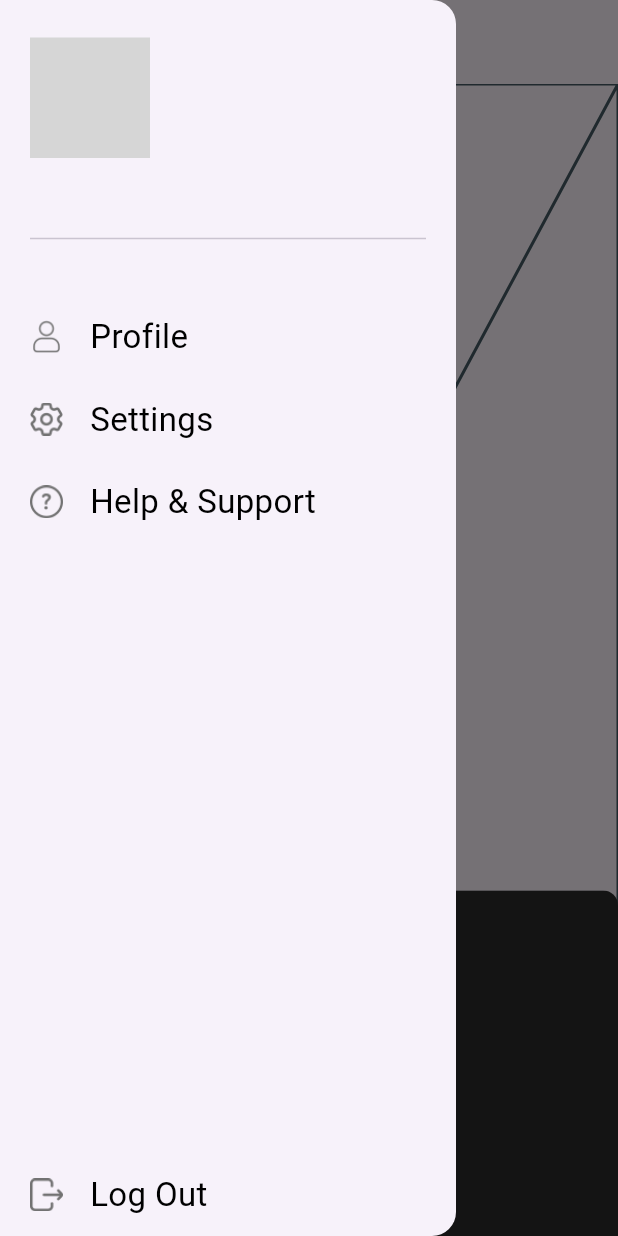
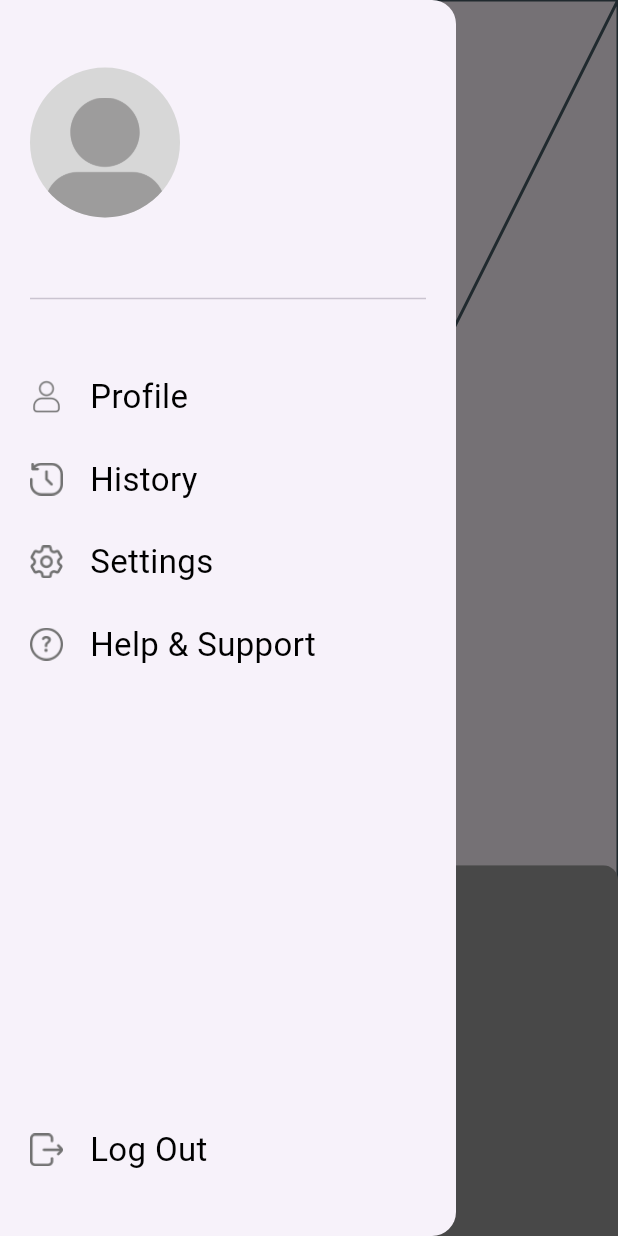
Before and after one commit to Anas-Ayoub/pTaxi-Front, a Flutter app: the MainScreen screen opened by its route, with the side drawer open, on a phone screen of 412 x 824 dp. Run offline on Flutter 3.47's test engine with Material 3 defaults, Android fonts, the phone set to English and light mode, and no system bars; drawn by our look-alikes of flutter_profile_picture; our stand-ins replace cloud_firestore, firebase_auth, firebase_core, flutter_localization, flutter_spinkit, go_router and 6 more; missing offline and left inert: linear_timer; accounts and stored records are empty; generated files the repository leaves out were written again; Roboto replaces fonts that are missing (Ubuntu); grey boxes are pictures that could not be loaded.

Commit message:
adding more screens

```diff
--- a/lib/main.dart
+++ b/lib/main.dart
@@ -15,10 +15,11 @@ import 'package:taxi_app/screens/history_screen.dart';
 import 'package:taxi_app/screens/intro_language_screen.dart';
 import 'package:taxi_app/screens/main_screen.dart';
 import 'package:taxi_app/screens/passenger_additional_information.dart';
-import 'package:taxi_app/splashScreen/splash_screen.dart';
+import 'package:taxi_app/screens/profile_screen.dart';
+import 'package:taxi_app/screens/settings_screen.dart';
+import 'package:taxi_app/screens/splash_screen.dart';
 import 'package:taxi_app/screens/otp_screen.dart';
 import 'package:firebase_core/firebase_core.dart';
-import 'package:taxi_app/widgets/test.dart';
 import 'firebase_options.dart';
 import 'package:flutter_gen/gen_l10n/app_localizations.dart';
 
@@ -154,7 +155,7 @@ final GoRouter _router = GoRouter(
       name: RouteNames.profile,
       path: RouteNames.profile,
       pageBuilder: (context, state) {
-        return buildCustomTransitionPage(RideRequestsPage(), state);
+        return buildCustomTransitionPage(ProfileScreen(), state);
       },
       // builder: (BuildContext context, GoRouterState state) {
       //   return RideRequestsPage();
@@ -209,6 +210,13 @@ final GoRouter _router = GoRouter(
       name: RouteNames.history,
       builder: (BuildContext context, GoRouterState state) {
         return const HistoryScreen();
+      },
+    ),
+        GoRoute(
+      path: RouteNames.settings,
+      name: RouteNames.settings,
+      builder: (BuildContext context, GoRouterState state) {
+        return const SettingsScreen();
       },
     ),
   ],
--- a/lib/route_names.dart
+++ b/lib/route_names.dart
@@ -10,6 +10,7 @@ class RouteNames {
   static const helpScreen = '/helpScreen';
   static const helpForm = '/helpForm';
   static const history = '/history';
+  static const settings = '/settings';
 
   static List<String> noLoginScreens = [otp, introLanguage, passengerAdditionalInfo, helpScreen, helpForm];
 }
--- a/lib/screens/help_screen.dart
+++ b/lib/screens/help_screen.dart
@@ -12,9 +12,9 @@ class HelpScreen extends StatelessWidget {
   @override
   Widget build(BuildContext context) {
     return Container(
-      decoration: getBackgroundDecoration(),
+      // decoration: getBackgroundDecoration(),
       child: Scaffold(
-        backgroundColor: Colors.transparent,
+        backgroundColor: Colors.white,
         appBar: AppBar(
           backgroundColor: Colors.transparent,
           title: Text(
--- a/lib/screens/home_screen.dart
+++ b/lib/screens/home_screen.dart
@@ -2,19 +2,42 @@ import 'package:flutter/material.dart';
 import 'package:taxi_app/screens/map_provider.dart';
 import 'package:taxi_app/widgets/bottom_sheet.dart';
 
-class HomeScreen extends StatelessWidget {
+class HomeScreen extends StatefulWidget {
   const HomeScreen({
     Key? key,
   }) : super(key: key);
 
   @override
+  State<HomeScreen> createState() => _HomeScreenState();
+}
+
+class _HomeScreenState extends State<HomeScreen> {
+  Widget sheetContent = DraggableBottomSheet(content: Column(),);
+
+  @override
   Widget build(BuildContext context) {
     return Scaffold(
-      body: Stack(
-        children: [
-          MapProvider(),
-          const DraggableBottomSheet(),
-        ],
+      body: SafeArea(
+        child: Stack(
+          children: [
+            // TextButton(
+            //   onPressed: () {
+            //     setState(
+            //       () {
+            //         sheetContent = DraggableBottomSheet(
+            //           maxHeight: 0.5,
+            //         );
+            //       },
+            //     );
+            //   },
+            //   child: Center(
+            //     child: Text("child"),
+            //   ),
+            // ),
+            MapProvider(),
+            sheetContent,
+          ],
+        ),
       ),
     );
   }
--- a/lib/screens/main_screen.dart
+++ b/lib/screens/main_screen.dart
@@ -2,12 +2,13 @@ import 'dart:developer';
 
 import 'package:firebase_auth/firebase_auth.dart';
 import 'package:flutter/material.dart';
-import 'package:flutter_profile_picture/flutter_profile_picture.dart';
 import 'package:go_router/go_router.dart';
 import 'package:taxi_app/constant/const.dart';
 import 'package:taxi_app/screens/home_screen.dart';
 import 'package:taxi_app/route_names.dart';
+import 'package:taxi_app/services/authentication_service.dart';
 import 'package:taxi_app/widgets/drawer_button.dart';
+import 'package:taxi_app/widgets/profile_container.dart';
 
 class MainScreen extends StatefulWidget {
   const MainScreen({super.key});
@@ -18,6 +19,8 @@ class MainScreen extends StatefulWidget {
 
 class _MainScreenState extends State<MainScreen>
     with SingleTickerProviderStateMixin {
+  final GlobalKey<ScaffoldState> _scaffoldKey = GlobalKey<ScaffoldState>();
+
   late TabController _tabController;
   int currentTabBarIndex = 0;
 
@@ -27,12 +30,16 @@ class _MainScreenState extends State<MainScreen>
     super.initState();
     if (user != null) {
       print("=== TOKEN ===");
-      user!.getIdToken(true).then((value) {
-        print("========");
-        log("\n\n${value}\n\n");
-        print("====UID====");
-        log("\n\n${user!.uid}\n\n");
-      });
+      user!.getIdToken(true).then(
+        (value) {
+          print("========");
+          log("\n\n${value}\n\n");
+          print("====UID====");
+          log("\n\n${user!.uid}\n\n");
+        },
+      );
+    } else {
+      AuthService().signOutGoogle();
     }
     _tabController = TabController(length: 4, vsync: this);
   }
@@ -47,29 +54,25 @@ class _MainScreenState extends State<MainScreen>
   Widget build(BuildContext context) {
     User? user = FirebaseAuth.instance.currentUser;
     return Scaffold(
-      appBar: AppBar(),
+      key: _scaffoldKey,
+      floatingActionButtonLocation: FloatingActionButtonLocation.miniStartTop,
       drawer: Drawer(
         child: SafeArea(
           child: Padding(
-            padding: const EdgeInsets.symmetric(horizontal: 20),
+            padding: const EdgeInsets.symmetric(horizontal: 20, vertical: 20),
             child: Column(
               crossAxisAlignment: CrossAxisAlignment.start,
               children: [
                 const SizedBox(
                   height: 25,
                 ),
-                ProfilePicture(
-
-                  name: user!.displayName ?? 'NO NAM',
-                  radius: 40,
-                  fontsize: 40,
-                ),
+                ProfileFrame(),
                 const SizedBox(
                   height: 10,
                 ),
                 GestureDetector(
                   child: Text(
-                    user.displayName ?? 'N/A',
+                    user!.displayName ?? 'N/A',
                     style: getFontStyle(context).copyWith(fontSize: 25),
                   ),
                   onTap: () => log(user.uid),
@@ -81,36 +84,46 @@ class _MainScreenState extends State<MainScreen>
                 DrawerIconButton(
                   iconPath: "assets/user.png",
                   text: "Profile",
+                  onPressed: () => context.pushNamed(RouteNames.profile),
+                ),
+                DrawerIconButton(
+                  iconPath: "assets/history.png",
+                  text: "History",
                   onPressed: () => context.pushNamed(RouteNames.history),
                 ),
                 DrawerIconButton(
                   iconPath: "assets/setting.png",
                   text: "Settings",
-                  onPressed: () {
-
-                  },
+                  onPressed: () => context.pushNamed(RouteNames.settings),
                 ),
                 DrawerIconButton(
                   iconPath: "assets/question.png",
                   text: "Help & Support",
-                  onPressed: () {
-
-                  },
+                  onPressed: () => context.pushNamed(RouteNames.helpScreen),
                 ),
                 const Spacer(),
                 DrawerIconButton(
                   iconPath: "assets/exit.png",
                   text: "Log Out",
-                  onPressed: () {
-
-                  },
+                  onPressed: () => AuthService().signOutGoogle(),
+                ),
+                const SizedBox(
+                  height: 10,
                 ),
               ],
             ),
           ),
         ),
       ),
-      body: HomeScreen(),
+      body: const HomeScreen(),
+      floatingActionButton: FloatingActionButton(
+        backgroundColor: primaryColor,
+        onPressed: () {
+          _scaffoldKey.currentState?.openDrawer();
+        },
+        child: Icon(Icons.menu, color: Colors.red,),
+
+      ),
     );
   }
 }
--- a/lib/widgets/bottom_sheet.dart
+++ b/lib/widgets/bottom_sheet.dart
@@ -1,10 +1,11 @@
 import 'package:flutter/material.dart';
-import 'package:go_router/go_router.dart';
 import 'package:taxi_app/services/authentication_service.dart';
-import 'package:taxi_app/route_names.dart';
+import 'package:taxi_app/widgets/test.dart';
 
 class DraggableBottomSheet extends StatefulWidget {
-  const DraggableBottomSheet({super.key});
+  final double maxHeight;
+  final Widget content;
+  const DraggableBottomSheet({super.key, this.maxHeight = 0.3, required this.content});
 
   @override
   State<DraggableBottomSheet> createState() => _DraggableBottomSheetState();
@@ -13,8 +14,8 @@ class DraggableBottomSheet extends StatefulWidget {
 class _DraggableBottomSheetState extends State<DraggableBottomSheet> {
   late DraggableScrollableController _bottomSheetController;
   final double _minHeight = 0.04;
-  final double _maxHeight = 1;
-  final double _initHeight = 0.3;
+  // final double _maxHeight = 1; "for 3 snaps pos"
+  // final double _maxHeight = 0.3;
 
   @override
   void initState() {
@@ -27,12 +28,11 @@ class _DraggableBottomSheetState extends State<DraggableBottomSheet> {
   Widget build(BuildContext context) {
     return DraggableScrollableSheet(
       controller: _bottomSheetController,
-
       snap: true,
-      snapSizes: [_initHeight],
-      initialChildSize: _initHeight,
+      snapSizes: [],
+      initialChildSize: widget.maxHeight,
       minChildSize: _minHeight,
-      maxChildSize: _maxHeight,
+      maxChildSize: widget.maxHeight,
       builder: (_, controller) => ClipRRect(
         borderRadius: const BorderRadius.vertical(top: Radius.circular(10)),
         child: Container(
@@ -40,22 +40,30 @@ class _DraggableBottomSheetState extends State<DraggableBottomSheet> {
             left: 20,
             right: 20,
           ),
-          color: const Color.fromARGB(255, 43, 44, 44),
-          child: SingleChildScrollView(
-            controller: controller,
+          color: Colors.grey,
           child: Column(
             children: [
               InkWell(
                 onTap: () {
-                    _bottomSheetController.animateTo(_initHeight,
+                  if (_bottomSheetController.size == widget.maxHeight) {
+                    _bottomSheetController.animateTo(
+                      _minHeight,
                       duration: const Duration(milliseconds: 200),
-                        curve: Curves.easeInOut);
+                      curve: Curves.easeInOut,
+                    );
+                  } else {
+                    _bottomSheetController.animateTo(
+                      widget.maxHeight,
+                      duration: const Duration(milliseconds: 200),
+                      curve: Curves.easeInOut,
+                    );
+                  }
                 },
-                  onDoubleTap: () {
-                    _bottomSheetController.animateTo(_maxHeight,
-                        duration: const Duration(milliseconds: 450),
-                        curve: Curves.easeInOutCubic);
-                  },
+                // onDoubleTap: () {
+                //   _bottomSheetController.animateTo(_maxHeight,
+                //       duration: const Duration(milliseconds: 450),
+                //       curve: Curves.easeInOutCubic);
+                // },
                 child: SizedBox(
                   width: double.infinity,
                   height: 25,
@@ -73,28 +81,8 @@ class _DraggableBottomSheetState extends State<DraggableBottomSheet> {
                   ),
                 ),
               ),
-                TextButton(
-                  onPressed: () => AuthService().signOutGoogle(),
-                  child: Text("LogOut"),
-                ),
-                TextButton(
-                  onPressed: () => context.pushNamed(RouteNames.profile),
-                  child: Text("PROFIL"),
-                ),
-                TextButton(
-                  onPressed: () async {
-                    // final FirebaseFirestore _firestore =
-                    //     FirebaseFirestore.instance;
-
-                    // await _firestore.collection('reqq').add({
-                    //   'passengerId': 1,
-                    //   'name': "anas",
-                    // });
-                  },
-                  child: Text("SEND NOTIF"),
-                ),
+              SingleChildScrollView(child: widget.content),
             ],
-            ),
           ),
         ),
       ),
--- a/lib/widgets/pinput.dart
+++ b/lib/widgets/pinput.dart
@@ -47,6 +47,7 @@ class FilledRoundedPinPutState extends State<FilledRoundedPinPut> {
     return SizedBox(
       height: 68,
       child: Pinput(
+        keyboardType: TextInputType.text,
         length: length,
         controller: controller,
         focusNode: focusNode,
--- /dev/null
+++ b/lib/widgets/profile_container.dart
@@ -0,0 +1,36 @@
+import 'package:flutter/material.dart';
+
+class ProfileFrame extends StatelessWidget {
+  final String? image;
+  final double size;
+  const ProfileFrame(
+      {super.key, this.image, this.size = 100});
+
+  @override
+  Widget build(BuildContext context) {
+    return Container(
+      decoration: BoxDecoration(
+        color: Color(0xFFD7D7D7),
+        borderRadius: BorderRadius.circular(50),
+      ),
+      width: size,
+      height: size,
+      child: ClipOval(
+        child: image != null
+            ? Image.network(
+                image!,
+                fit: BoxFit.cover,
+              )
+            : Align(
+                alignment: Alignment.bottomCenter,
+                child: Image.asset(
+                  image ?? "assets/defaultUser.png",
+                  width: size * 0.8,
+                  height: size * 0.8,
+                  fit: BoxFit.contain,
+                ),
+              ),
+      ),
+    );
+  }
+}
--- a/pubspec.yaml
+++ b/pubspec.yaml
@@ -45,7 +45,6 @@ dependencies:
   google_sign_in: ^6.2.1
   top_snackbar_flutter: ^3.1.0
   sn_progress_dialog: ^1.1.4
-  flutter_profile_picture: ^2.0.0
   flutter_spinkit: ^5.2.1
   flutter_locales:
   flutter_localization:
```
Also changed, not shown: lib/screens/profile_screen.dart (+11 -7 lines), lib/screens/settings_screen.dart (+43 -0 lines), lib/widgets/settings_button.dart (added, +29 -0 lines), assets/defaultUser.png (added), assets/history.png (added), lib/screens/splash_screen.dart (renamed from lib/splashScreen/splash_screen.dart), lib/splashScreen/sp_shower.dart (renamed from lib/splashScreen/tsts.dart), pubspec.lock. Lines whose indentation alone changed are shown as unchanged.
